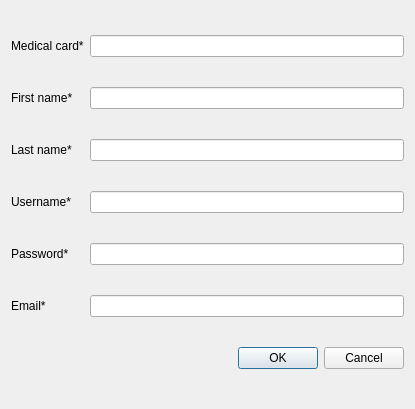
Old version of the form ui/add_user.ui in the repository TarasRudnyk/Students_health_records.
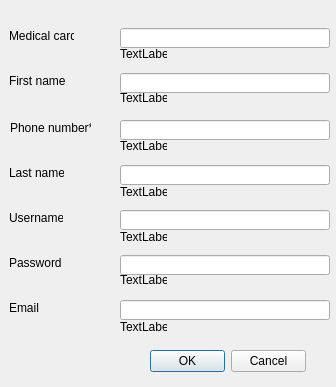
New version of the form.

Commit message: Changed add_user  form.

What changed in the file:
```diff
--- a/ui/add_user.ui
+++ b/ui/add_user.ui
@@ -6,82 +6,278 @@
    <rect>
     <x>0</x>
     <y>0</y>
-    <width>415</width>
-    <height>409</height>
+    <width>336</width>
+    <height>387</height>
    </rect>
   </property>
   <property name="windowTitle">
    <string>Form</string>
   </property>
-  <layout class="QGridLayout" name="gridLayout">
-   <item row="0" column="0">
     <widget class="QLabel" name="label_6">
+   <property name="geometry">
+    <rect>
+     <x>9</x>
+     <y>28</y>
+     <width>65</width>
+     <height>16</height>
+    </rect>
+   </property>
      <property name="text">
       <string>Medical card*</string>
      </property>
     </widget>
-   </item>
-   <item row="0" column="1">
-    <widget class="QLineEdit" name="lineEdit_6"/>
-   </item>
-   <item row="1" column="0">
+  <widget class="QLineEdit" name="lineEdit_6">
+   <property name="geometry">
+    <rect>
+     <x>120</x>
+     <y>28</y>
+     <width>210</width>
+     <height>20</height>
+    </rect>
+   </property>
+  </widget>
     <widget class="QLabel" name="label">
+   <property name="geometry">
+    <rect>
+     <x>9</x>
+     <y>73</y>
+     <width>56</width>
+     <height>16</height>
+    </rect>
+   </property>
      <property name="text">
       <string>First name*</string>
      </property>
     </widget>
-   </item>
-   <item row="1" column="1">
-    <widget class="QLineEdit" name="lineEdit"/>
-   </item>
-   <item row="2" column="0">
+  <widget class="QLineEdit" name="lineEdit">
+   <property name="geometry">
+    <rect>
+     <x>120</x>
+     <y>73</y>
+     <width>210</width>
+     <height>20</height>
+    </rect>
+   </property>
+  </widget>
     <widget class="QLabel" name="label_2">
+   <property name="geometry">
+    <rect>
+     <x>9</x>
+     <y>165</y>
+     <width>55</width>
+     <height>16</height>
+    </rect>
+   </property>
      <property name="text">
       <string>Last name*</string>
      </property>
     </widget>
-   </item>
-   <item row="2" column="1">
-    <widget class="QLineEdit" name="lineEdit_2"/>
-   </item>
-   <item row="3" column="0">
+  <widget class="QLineEdit" name="lineEdit_2">
+   <property name="geometry">
+    <rect>
+     <x>120</x>
+     <y>165</y>
+     <width>210</width>
+     <height>20</height>
+    </rect>
+   </property>
+  </widget>
     <widget class="QLabel" name="label_3">
+   <property name="geometry">
+    <rect>
+     <x>9</x>
+     <y>210</y>
+     <width>54</width>
+     <height>16</height>
+    </rect>
+   </property>
      <property name="text">
       <string>Username*</string>
      </property>
     </widget>
-   </item>
-   <item row="3" column="1">
-    <widget class="QLineEdit" name="lineEdit_3"/>
-   </item>
-   <item row="4" column="0">
+  <widget class="QLineEdit" name="lineEdit_3">
+   <property name="geometry">
+    <rect>
+     <x>120</x>
+     <y>210</y>
+     <width>210</width>
+     <height>20</height>
+    </rect>
+   </property>
+  </widget>
     <widget class="QLabel" name="label_4">
+   <property name="geometry">
+    <rect>
+     <x>9</x>
+     <y>255</y>
+     <width>52</width>
+     <height>16</height>
+    </rect>
+   </property>
      <property name="text">
       <string>Password*</string>
      </property>
     </widget>
-   </item>
-   <item row="4" column="1">
-    <widget class="QLineEdit" name="lineEdit_4"/>
-   </item>
-   <item row="5" column="0">
+  <widget class="QLineEdit" name="lineEdit_4">
+   <property name="geometry">
+    <rect>
+     <x>120</x>
+     <y>255</y>
+     <width>210</width>
+     <height>20</height>
+    </rect>
+   </property>
+  </widget>
     <widget class="QLabel" name="label_5">
+   <property name="geometry">
+    <rect>
+     <x>9</x>
+     <y>300</y>
+     <width>30</width>
+     <height>16</height>
+    </rect>
+   </property>
      <property name="text">
       <string>Email*</string>
      </property>
     </widget>
-   </item>
-   <item row="5" column="1">
-    <widget class="QLineEdit" name="lineEdit_5"/>
-   </item>
-   <item row="6" column="1">
+  <widget class="QLineEdit" name="lineEdit_5">
+   <property name="geometry">
+    <rect>
+     <x>120</x>
+     <y>300</y>
+     <width>210</width>
+     <height>20</height>
+    </rect>
+   </property>
+  </widget>
     <widget class="QDialogButtonBox" name="buttonBox">
+   <property name="geometry">
+    <rect>
+     <x>150</x>
+     <y>350</y>
+     <width>156</width>
+     <height>23</height>
+    </rect>
+   </property>
      <property name="standardButtons">
       <set>QDialogButtonBox::Cancel|QDialogButtonBox::Ok</set>
      </property>
     </widget>
-   </item>
-  </layout>
+  <widget class="QLineEdit" name="lineEdit_7">
+   <property name="geometry">
+    <rect>
+     <x>120</x>
+     <y>120</y>
+     <width>210</width>
+     <height>20</height>
+    </rect>
+   </property>
+  </widget>
+  <widget class="QLabel" name="label_7">
+   <property name="geometry">
+    <rect>
+     <x>10</x>
+     <y>120</y>
+     <width>81</width>
+     <height>16</height>
+    </rect>
+   </property>
+   <property name="text">
+    <string>Phone number*</string>
+   </property>
+  </widget>
+  <widget class="QLabel" name="label_8">
+   <property name="geometry">
+    <rect>
+     <x>120</x>
+     <y>47</y>
+     <width>47</width>
+     <height>13</height>
+    </rect>
+   </property>
+   <property name="text">
+    <string>TextLabel</string>
+   </property>
+  </widget>
+  <widget class="QLabel" name="label_9">
+   <property name="geometry">
+    <rect>
+     <x>120</x>
+     <y>91</y>
+     <width>47</width>
+     <height>13</height>
+    </rect>
+   </property>
+   <property name="text">
+    <string>TextLabel</string>
+   </property>
+  </widget>
+  <widget class="QLabel" name="label_10">
+   <property name="geometry">
+    <rect>
+     <x>120</x>
+     <y>139</y>
+     <width>47</width>
+     <height>13</height>
+    </rect>
+   </property>
+   <property name="text">
+    <string>TextLabel</string>
+   </property>
+  </widget>
+  <widget class="QLabel" name="label_11">
+   <property name="geometry">
+    <rect>
+     <x>120</x>
+     <y>185</y>
+     <width>47</width>
+     <height>13</height>
+    </rect>
+   </property>
+   <property name="text">
+    <string>TextLabel</string>
+   </property>
+  </widget>
+  <widget class="QLabel" name="label_12">
+   <property name="geometry">
+    <rect>
+     <x>120</x>
+     <y>230</y>
+     <width>47</width>
+     <height>13</height>
+    </rect>
+   </property>
+   <property name="text">
+    <string>TextLabel</string>
+   </property>
+  </widget>
+  <widget class="QLabel" name="label_13">
+   <property name="geometry">
+    <rect>
+     <x>120</x>
+     <y>273</y>
+     <width>47</width>
+     <height>13</height>
+    </rect>
+   </property>
+   <property name="text">
+    <string>TextLabel</string>
+   </property>
+  </widget>
+  <widget class="QLabel" name="label_14">
+   <property name="geometry">
+    <rect>
+     <x>120</x>
+     <y>320</y>
+     <width>47</width>
+     <height>13</height>
+    </rect>
+   </property>
+   <property name="text">
+    <string>TextLabel</string>
+   </property>
+  </widget>
  </widget>
  <resources/>
  <connections/>
```
Lines whose indentation alone changed are shown as unchanged. The commit also changes 1 other file.
